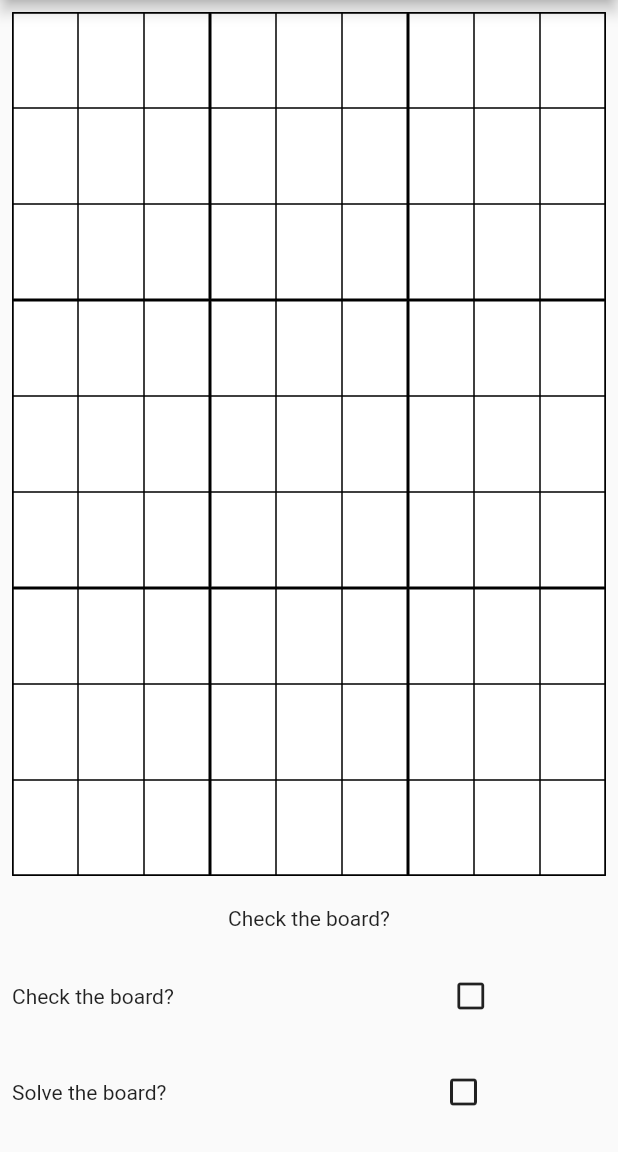
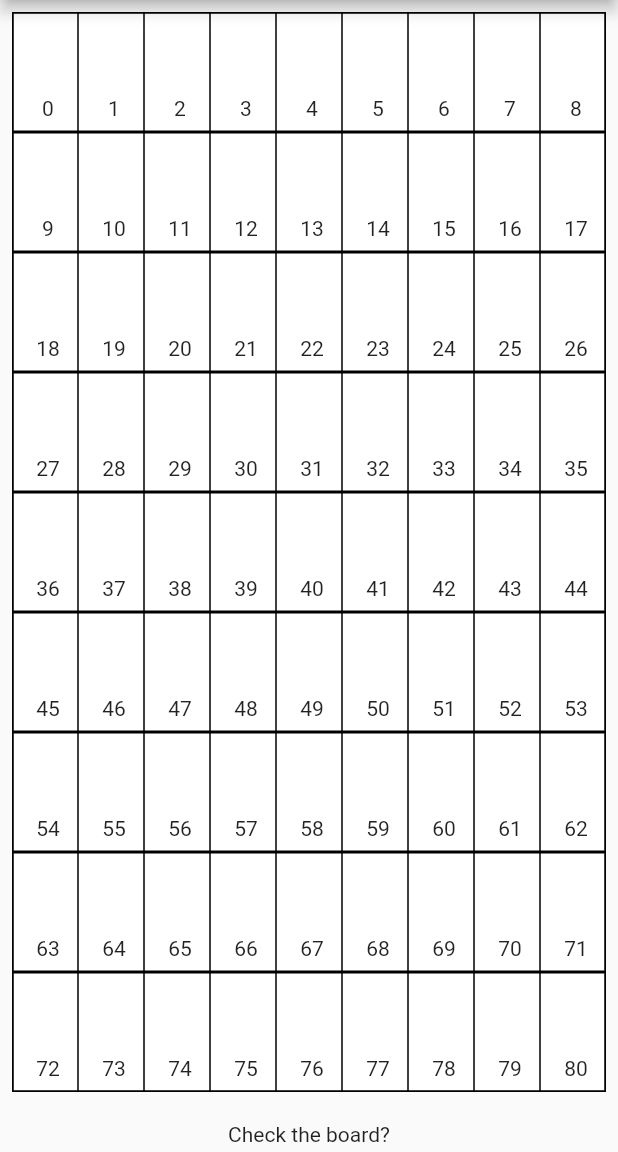
Before and after one commit to austinbyron/sudoku_solver_flutter, a Flutter app: the Sudoku screen opened directly, on a phone screen of 412 x 824 dp, the part 84-1236 px from its top. Run offline on Flutter 3.47's test engine with Material 2 defaults, Android fonts, the phone set to English and light mode, and no system bars.

Commit message:
changing around the format of indices for table

```diff
--- a/lib/boardui.dart
+++ b/lib/boardui.dart
@@ -73,7 +73,7 @@ class _Sudoku extends State<Sudoku> {
                   disabledBorder: InputBorder.none,
                 ),
               ),
-              //Text("${index}")
+              Text("${index}")
               ]
             ),
 
@@ -98,17 +98,11 @@ class _Sudoku extends State<Sudoku> {
             tableElement(context, start + 0),
             tableElement(context, start + 1),
             tableElement(context, start + 2),
-          ],
-        ),
-        TableRow(
-          children: [
+
             tableElement(context, start + 3),
             tableElement(context, start + 4),
             tableElement(context, start + 5),
-          ],
-        ),
-        TableRow(
-          children: [
+
             tableElement(context, start + 6),
             tableElement(context, start + 7),
             tableElement(context, start + 8),
@@ -126,7 +120,7 @@ class _Sudoku extends State<Sudoku> {
       appBar: AppBar(title: Text("Sudoku Solver")),
       body: SingleChildScrollView(
         child: ConstrainedBox(
-          constraints: BoxConstraints(maxHeight: MediaQuery.of(context).size.height),
+          constraints: BoxConstraints(maxHeight: (MediaQuery.of(context).size.height)*2),
           child: Column(
           mainAxisAlignment: MainAxisAlignment.center,
           mainAxisSize: MainAxisSize.min,
@@ -139,31 +133,60 @@ class _Sudoku extends State<Sudoku> {
         defaultVerticalAlignment: TableCellVerticalAlignment.middle,
         children: [
           TableRow(
+            //decoration: Decoration.,
             children: [
               subTable(context, 0),
               //Text("0"),
+            ],
+          ),
+          TableRow(
+            children: [
               subTable(context, 1),
               //Text("1"),
+            ]
+          ),
+          TableRow(
+            children: [
               subTable(context, 2),
               //Text("2"),
             ]
           ),
           TableRow(
             children: [
+
               subTable(context, 3),
               //Text("3"),
+            ]
+          ),
+          TableRow(
+
+            children: [
               subTable(context, 4),
               //Text("4"),
+            ]
+          ),
+          TableRow(
+            children: [
+
               subTable(context, 5),
               //Text("5"),
-            ],
+            ]
           ),
           TableRow(
             children: [
               subTable(context, 6),
               //Text("6"),
+            ]
+          ),
+          TableRow(
+
+            children: [
               subTable(context, 7),
               //Text("7"),
+            ]
+          ),
+          TableRow(
+            children: [
               subTable(context, 8),
               //Text("8"),
             ],
@@ -183,6 +206,7 @@ class _Sudoku extends State<Sudoku> {
             ),
             onTap: () {
               resetBadTile();
+              print(findFirstUnassignedLocation());
               for (int i = 0; i < 9; i++) {
                 if (checkRow(i) != true) {
                   //badTile[checkRow(i)] = true;
@@ -300,7 +324,7 @@ bool solveBoard() {
 int findFirstUnassignedLocation() {
   for (int i = 0; i < 9; i++) {
     for (int j = 0; j < 9; j++) {
-      if (controllers[rowInd[i][j]].text == "" && !readOnly[rowInd[i][j]]) {
+      if (controllers[(i*9) + j].text == "" && !readOnly[(i*9) + j]) {
         return rowInd[i][j];
       }
     }
@@ -339,14 +363,14 @@ bool checkRow(int rowNumber) {
 
   }
 
-  rowMap.forEach((key, value) {
+  //rowMap.forEach((key, value) {
     //print("$key -> $value");
-    if (value != null && value > 1) return false;
-  });
+    //if (value != null && value > 1) return false;
+  //});
 
 
   for (int i = 0; i < 9; i++) {
-    if (rowMap[controllers[rowInd[rowNumber][i]].text]== null) {
+    if (rowMap[controllers[i].text]== null) {
       //do nothing
     }
     else if (rowMap[controllers[rowInd[rowNumber][i]].text] > 1) {
```
